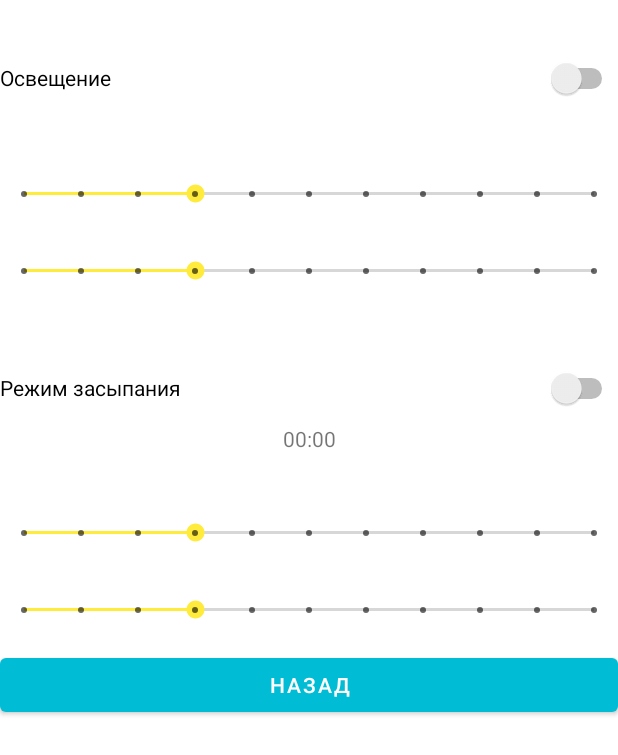
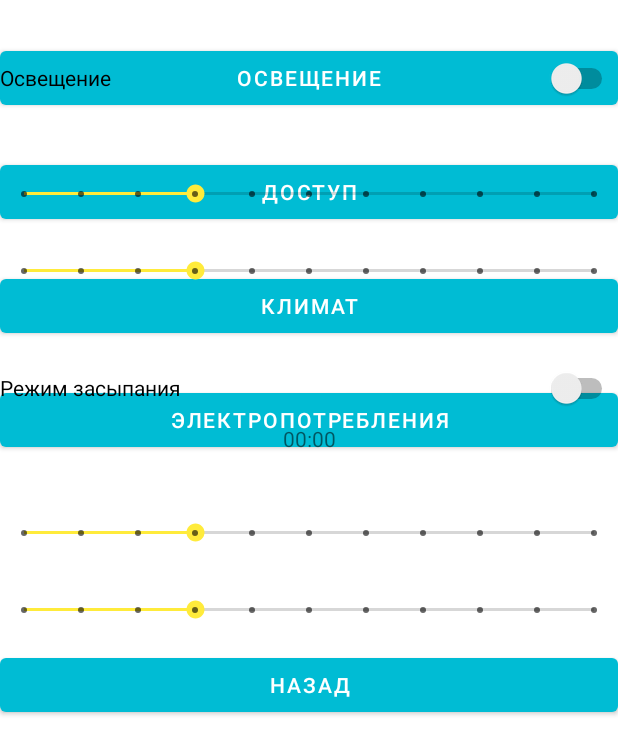
Before and after one commit to KAKBE/smart-House, an Android app: the screen it shows after launch (MainActivity), after a tap on "ОСВЕЩЕНИЕ", on a phone screen of 412 x 824 dp. Shown: the top 755 px of the screen. Run offline under Robolectric (Android 15) with nearby library versions, the phone set to English and light mode, and no system bars.

Commit message:
Добавили тестовый фрагмент10

```diff
--- a/app/src/main/java/com/example/myapplication/ui/Mainfragment.kt
+++ b/app/src/main/java/com/example/myapplication/ui/Mainfragment.kt
@@ -19,7 +19,7 @@ class Mainfragment: Fragment() {
         val btn = v.findViewById<Button>(R.id.button9)
         btn.setOnClickListener{
             activity!!.supportFragmentManager.beginTransaction()
-                .replace(R.id.container,Lightfragment())
+                .add(R.id.container,Lightfragment())
                 .commit()
         }
         return v
```
